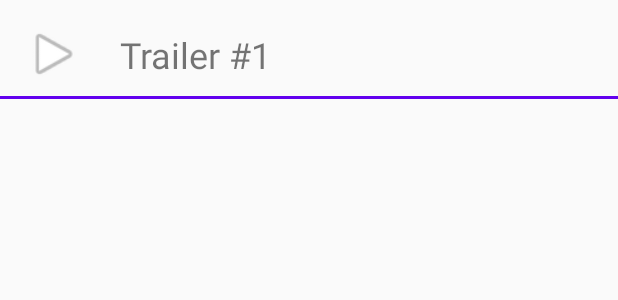
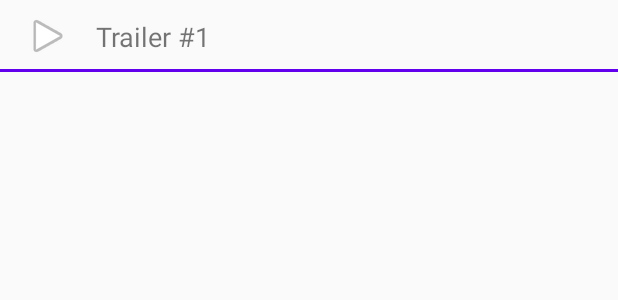
Before and after one commit to lukawitek000/MoviesTemple, an Android app: the layout trailers_list_item.xml on its own in the app's theme, with its tools: preview values and no code run, on a phone screen of 412 x 824 dp. Shown: the top 300 px of the screen. Run offline under Robolectric (Android 15) with nearby library versions, the phone set to English and light mode, and no system bars.

Commit message:
clean code

```diff
--- a/app/src/main/java/com/example/android/popularmovies/MainActivity.kt
+++ b/app/src/main/java/com/example/android/popularmovies/MainActivity.kt
@@ -9,10 +9,6 @@ import androidx.navigation.ui.AppBarConfiguration
 import androidx.navigation.ui.setupActionBarWithNavController
 
 class MainActivity : AppCompatActivity() {
-
-
-
-
 
     override fun onCreate(savedInstanceState: Bundle?) {
         super.onCreate(savedInstanceState)
--- a/app/src/main/java/com/example/android/popularmovies/adapters/ReviewsAdapter.kt
+++ b/app/src/main/java/com/example/android/popularmovies/adapters/ReviewsAdapter.kt
@@ -25,7 +25,7 @@
     }
 
     override fun getItemCount(): Int {
-        return reviews?.size ?: 0
+        return reviews.size
     }
 
 
--- a/app/src/main/java/com/example/android/popularmovies/database/FavouriteMovieDatabase.kt
+++ b/app/src/main/java/com/example/android/popularmovies/database/FavouriteMovieDatabase.kt
@@ -4,12 +4,11 @@ import android.content.Context
 import androidx.room.Database
 import androidx.room.Room
 import androidx.room.RoomDatabase
-import androidx.room.TypeConverters
 import com.example.android.popularmovies.models.Movie
 import com.example.android.popularmovies.models.Review
 import com.example.android.popularmovies.models.Video
 
-//@TypeConverters(ReviewsConverter::class, VideoUrlsConverter::class, PosterUriConverter::class)
+
 @Database(entities = [Movie::class, Review::class, Video::class], version = 11, exportSchema = false)
 abstract class FavouriteMovieDatabase : RoomDatabase() {
     abstract fun movieDao(): MovieDao
--- a/app/src/main/java/com/example/android/popularmovies/database/MovieDao.kt
+++ b/app/src/main/java/com/example/android/popularmovies/database/MovieDao.kt
@@ -63,10 +63,5 @@ interface MovieDao {
 
     @Query("DELETE FROM Video WHERE movieOwnerID = :id")
     suspend fun deleteVideoByMovieOwnerId(id: Long)
-/*
-    @Query("DELETE FROM Favorite_Movies WHERE id = :id")
-    suspend fun deleteMovieById(id: Int)
 
-    @Query(" SELECT * FROM Favorite_Movies WHERE id = :id ")
-    fun loadMovieById(id: Int): LiveData<Movie>*/
 }
--- a/app/src/main/java/com/example/android/popularmovies/models/Movie.kt
+++ b/app/src/main/java/com/example/android/popularmovies/models/Movie.kt
@@ -44,7 +44,6 @@ data class Movie (
         val posterUri: Uri
         get() = Uri.parse(POSTER_BASE_URI + posterPath)
 
-       // constructor(): this(0L, 0f, 0, false, "", 0L, false, "", "", "", emptyList(), )
         constructor(): this( 0f, 0, false, "", 0L,
                false, "", "", "", emptyList(), "",
                0f, "", "", emptyList(), emptyList())
--- a/app/src/main/res/layout/trailers_list_item.xml
+++ b/app/src/main/res/layout/trailers_list_item.xml
@@ -7,21 +7,27 @@
 
     <TextView
         android:id="@+id/trailer_label"
-        android:layout_width="wrap_content"
+        android:layout_width="0dp"
         android:layout_height="wrap_content"
-        android:layout_marginStart="24dp"
-        android:textSize="24sp"
-        app:layout_constraintBottom_toBottomOf="@+id/imageView"
+        android:layout_marginStart="16dp"
+        android:layout_marginTop="8dp"
+        android:layout_marginEnd="16dp"
+        android:layout_marginBottom="8dp"
+        android:textSize="18sp"
+        app:layout_constraintBottom_toBottomOf="parent"
+        app:layout_constraintEnd_toEndOf="parent"
         app:layout_constraintStart_toEndOf="@+id/imageView"
-        app:layout_constraintTop_toTopOf="@+id/imageView"
+        app:layout_constraintTop_toTopOf="parent"
         tools:text="Trailer #1" />
 
     <ImageView
         android:id="@+id/imageView"
-        android:layout_width="40dp"
-        android:layout_height="40dp"
+        android:layout_width="wrap_content"
+        android:layout_height="wrap_content"
         android:layout_marginStart="16dp"
-        android:layout_marginTop="16dp"
+        android:layout_marginTop="8dp"
+        android:layout_marginBottom="8dp"
+        app:layout_constraintBottom_toBottomOf="parent"
         app:layout_constraintStart_toStartOf="parent"
         app:layout_constraintTop_toTopOf="parent"
         app:srcCompat="@android:drawable/ic_media_play"
@@ -31,11 +37,10 @@
         android:id="@+id/view"
         android:layout_width="0dp"
         android:layout_height="2dp"
-        android:layout_marginTop="8dp"
         android:background="@color/colorPrimary"
+        app:layout_constraintBottom_toBottomOf="parent"
         app:layout_constraintEnd_toEndOf="parent"
-        app:layout_constraintStart_toStartOf="parent"
-        app:layout_constraintTop_toBottomOf="@+id/imageView" />
+        app:layout_constraintStart_toStartOf="parent" />
 
 
 </androidx.constraintlayout.widget.ConstraintLayout>
```
Also changed, not shown: app/src/main/java/com/example/android/popularmovies/DetailInformationFragment.kt (+34 -63 lines), app/src/main/java/com/example/android/popularmovies/MainRepository.kt (+3 -6 lines), app/src/main/java/com/example/android/popularmovies/MainViewFragment.kt (+62 -77 lines), app/src/main/java/com/example/android/popularmovies/MainViewModel.kt (+1 -6 lines), app/src/main/java/com/example/android/popularmovies/adapters/MoviesAdapter.kt (+3 -11 lines), app/src/main/java/com/example/android/popularmovies/adapters/TrailersAdapter.kt (+4 -7 lines), app/src/main/java/com/example/android/popularmovies/utilities/NetworkUtil.kt (+5 -48 lines), app/src/main/res/layout/movies_list_item.xml (+2 -6 lines).
